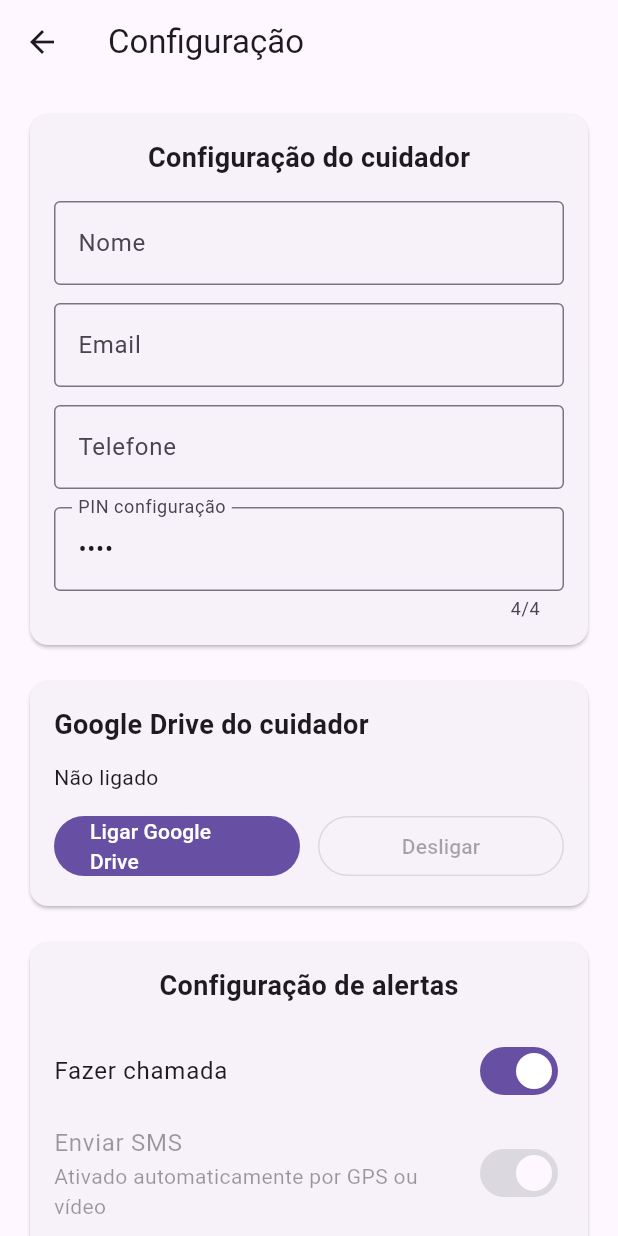
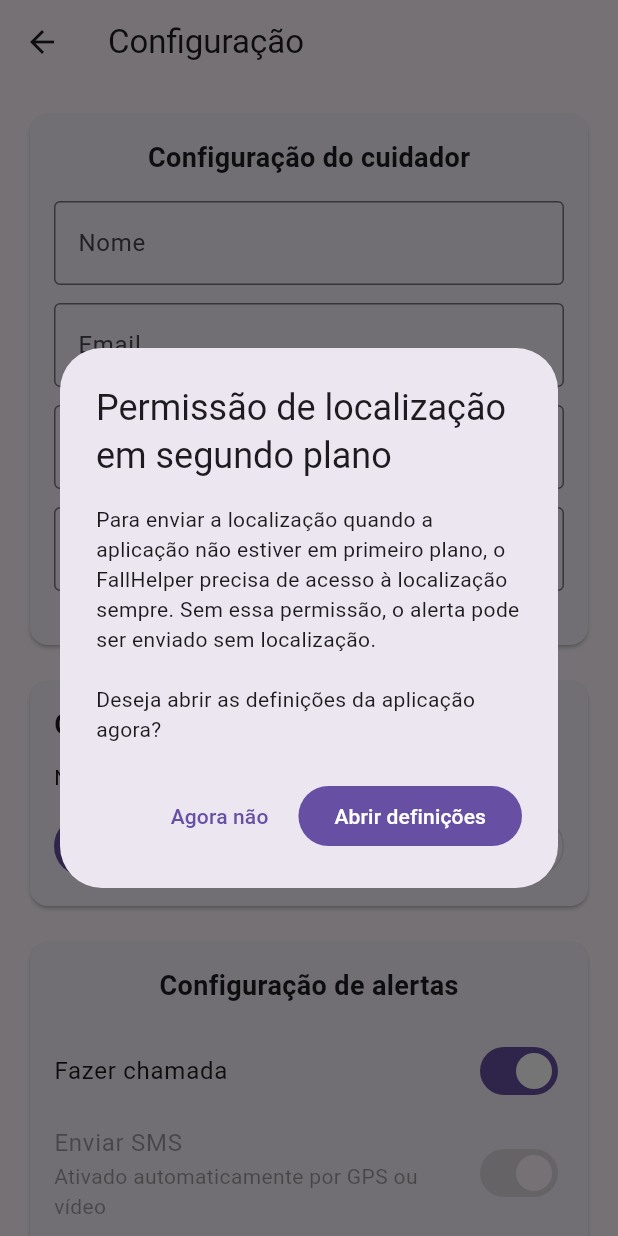
Before and after one commit to c0ntact0/fall_helper, a Flutter app: the SettingsPage screen opened directly with empty values, after a tap on "Enviar localização GPS", on a phone screen of 412 x 824 dp. Run offline on Flutter 3.47's test engine with Material 3 defaults, Android fonts, the phone set to English and light mode, and no system bars; our stand-ins replace camera, flutter_tts, geolocator, google_sign_in, sensors_plus, shared_preferences; missing offline and left inert: light, torch_light; accounts and stored records are empty; statements that could not run were skipped.

Commit message:
permissões localização GPS

```diff
--- a/lib/core/services/location_service.dart
+++ b/lib/core/services/location_service.dart
@@ -1,3 +1,6 @@
+import 'dart:async';
+import 'dart:io';
+
 import 'package:geolocator/geolocator.dart';
 
 class DeviceLocation {
@@ -10,9 +13,34 @@ class DeviceLocation {
       'https://www.google.com/maps/search/?api=1&query=$latitude,$longitude';
 }
 
+enum BackgroundLocationStatus {
+  ready,
+  needsForegroundPermission,
+  needsBackgroundPermission,
+  locationServicesDisabled,
+  deniedForever,
+}
+
 class LocationService {
+  static const Duration _currentLocationTimeout = Duration(seconds: 4);
+
   Future<DeviceLocation> getCurrentLocation() async {
-    final serviceEnabled = await Geolocator.isLocationServiceEnabled();
+    await _ensureForegroundLocationAvailable();
+
+    final Position? position = await _getBestAvailablePosition();
+
+    if (position == null) {
+      throw Exception('Não foi possível obter a localização.');
+    }
+
+    return DeviceLocation(
+      latitude: position.latitude,
+      longitude: position.longitude,
+    );
+  }
+
+  Future<void> _ensureForegroundLocationAvailable() async {
+    final bool serviceEnabled = await Geolocator.isLocationServiceEnabled();
     if (!serviceEnabled) {
       throw Exception('Os serviços de localização estão desligados.');
     }
@@ -30,14 +58,91 @@ class LocationService {
     if (permission == LocationPermission.deniedForever) {
       throw Exception('Permissão de localização negada permanentemente.');
     }
+  }
 
-    final position = await Geolocator.getCurrentPosition(
-      locationSettings: const LocationSettings(accuracy: LocationAccuracy.high),
-    );
+  Future<Position?> _getBestAvailablePosition() async {
+    try {
+      final Position position = await Geolocator.getCurrentPosition(
+        locationSettings: const LocationSettings(
+          accuracy: LocationAccuracy.high,
+        ),
+      ).timeout(_currentLocationTimeout);
 
-    return DeviceLocation(
-      latitude: position.latitude,
-      longitude: position.longitude,
-    );
+      return position;
+    } on TimeoutException {
+      return _getLastKnownPositionSafe();
+    } catch (_) {
+      return _getLastKnownPositionSafe();
+    }
+  }
+
+  Future<Position?> _getLastKnownPositionSafe() async {
+    try {
+      return await Geolocator.getLastKnownPosition();
+    } catch (_) {
+      return null;
+    }
+  }
+
+  Future<BackgroundLocationStatus> ensureBackgroundLocationPermission() async {
+    final bool serviceEnabled = await Geolocator.isLocationServiceEnabled();
+    if (!serviceEnabled) {
+      return BackgroundLocationStatus.locationServicesDisabled;
+    }
+
+    LocationPermission permission = await Geolocator.checkPermission();
+
+    if (permission == LocationPermission.denied) {
+      permission = await Geolocator.requestPermission();
+    }
+
+    if (permission == LocationPermission.denied) {
+      return BackgroundLocationStatus.needsForegroundPermission;
+    }
+
+    if (permission == LocationPermission.deniedForever) {
+      return BackgroundLocationStatus.deniedForever;
+    }
+
+    if (_hasBackgroundLocation(permission)) {
+      return BackgroundLocationStatus.ready;
+    }
+
+    if (Platform.isAndroid) {
+      final LocationPermission secondAttempt =
+          await Geolocator.requestPermission();
+
+      if (_hasBackgroundLocation(secondAttempt)) {
+        return BackgroundLocationStatus.ready;
+      }
+
+      if (secondAttempt == LocationPermission.deniedForever) {
+        return BackgroundLocationStatus.deniedForever;
+      }
+
+      return BackgroundLocationStatus.needsBackgroundPermission;
+    }
+
+    return BackgroundLocationStatus.ready;
+  }
+
+  Future<void> openAppSettings() async {
+    await Geolocator.openAppSettings();
+  }
+
+  Future<void> openLocationSettings() async {
+    await Geolocator.openLocationSettings();
+  }
+
+  Future<LocationPermission> getPermission() async {
+    return Geolocator.checkPermission();
+  }
+
+  Future<bool> isLocationServiceEnabled() async {
+    return Geolocator.isLocationServiceEnabled();
+  }
+
+  bool _hasBackgroundLocation(LocationPermission permission) {
+    return permission == LocationPermission.always;
   }
 }
--- a/lib/features/settings/presentation/pages/settings_page.dart
+++ b/lib/features/settings/presentation/pages/settings_page.dart
@@ -10,6 +10,7 @@ import '../widgets/caregiver_section.dart';
 import '../widgets/user_features_section.dart';
 
 import '../../../../core/logging/app_logger.dart';
+import '../../../../core/services/location_service.dart';
 
 class SettingsPage extends StatefulWidget {
   final LightSensorController? lightSensorController;
@@ -25,15 +26,18 @@ class SettingsPage extends StatefulWidget {
 
   @override
   State<SettingsPage> createState() => _SettingsPageState();
+
 }
 
 class _SettingsPageState extends State<SettingsPage> {
   late final SettingsController _controller;
+  late final LocationService _locationService;
 
   @override
   void initState() {
     super.initState();
 
+    _locationService = LocationService();
     _controller = SettingsController(
       storageService: StorageService(),
       logger: widget.logger!);
@@ -49,6 +53,120 @@ class _SettingsPageState extends State<SettingsPage> {
     widget.caregiverDriveController?.removeListener(_onDriveControllerChanged);
     _controller.dispose();
     super.dispose();
+  }
+
+  Future<void> _ensureBackgroundLocationForAlerts() async {
+    final status = await _locationService.ensureBackgroundLocationPermission();
+
+    if (!mounted) return;
+
+    switch (status) {
+      case BackgroundLocationStatus.ready:
+        return;
+
+      case BackgroundLocationStatus.locationServicesDisabled:
+        ScaffoldMessenger.of(context).showSnackBar(
+          const SnackBar(
+            content: Text(
+              'Os serviços de localização estão desligados. '
+              'Sem isso, o envio da localização pode falhar.',
+            ),
+          ),
+        );
+        await _locationService.openLocationSettings();
+        return;
+
+      case BackgroundLocationStatus.needsForegroundPermission:
+        ScaffoldMessenger.of(context).showSnackBar(
+          const SnackBar(
+            content: Text(
+              'A permissão de localização foi negada. '
+              'Sem localização, o alerta pode ser enviado sem coordenadas.',
+            ),
+          ),
+        );
+        return;
+
+      case BackgroundLocationStatus.needsBackgroundPermission:
+        final bool? openSettings = await showDialog<bool>(
+          context: context,
+          builder: (context) {
+            return AlertDialog(
+              title: const Text('Permissão de localização em segundo plano'),
+              content: const Text(
+                'Para enviar a localização quando a aplicação não estiver em '
+                'primeiro plano, o FallHelper precisa de acesso à localização '
+                'sempre. Sem essa permissão, o alerta pode ser enviado sem '
+                'localização.\n\n'
+                'Deseja abrir as definições da aplicação agora?',
+              ),
+              actions: [
+                TextButton(
+                  onPressed: () => Navigator.of(context).pop(false),
+                  child: const Text('Agora não'),
+                ),
+                FilledButton(
+                  onPressed: () => Navigator.of(context).pop(true),
+                  child: const Text('Abrir definições'),
+                ),
+              ],
+            );
+          },
+        );
+
+        if (openSettings == true) {
+          await _locationService.openAppSettings();
+        } else {
+          ScaffoldMessenger.of(context).showSnackBar(
+            const SnackBar(
+              content: Text(
+                'A aplicação continuará a funcionar, mas poderá não conseguir '
+                'enviar a localização se estiver em segundo plano.',
+              ),
+            ),
+          );
+        }
+        return;
+
+      case BackgroundLocationStatus.deniedForever:
+        final bool? openSettings = await showDialog<bool>(
+          context: context,
+          builder: (context) {
+            return AlertDialog(
+              title: const Text('Permissão negada permanentemente'),
+              content: const Text(
+                'A permissão de localização foi negada permanentemente. '
+                'Para permitir o envio da localização com a app em segundo plano, '
+                'é necessário alterar a permissão nas definições da aplicação.',
+              ),
+              actions: [
+                TextButton(
+                  onPressed: () => Navigator.of(context).pop(false),
+                  child: const Text('Agora não'),
+                ),
+                FilledButton(
+                  onPressed: () => Navigator.of(context).pop(true),
+                  child: const Text('Abrir definições'),
+                ),
+              ],
+            );
+          },
+        );
+
+        if (openSettings == true) {
+          await _locationService.openAppSettings();
+        } else {
+          ScaffoldMessenger.of(context).showSnackBar(
+            const SnackBar(
+              content: Text(
+                'Sem a permissão "sempre", o envio da localização pode falhar '
+                'quando a aplicação não estiver em primeiro plano.',
+              ),
+            ),
+          );
+        }
+        return;
+    }
   }
 
   void _onControllerChanged() {
@@ -215,7 +333,13 @@ class _SettingsPageState extends State<SettingsPage> {
                       isSendSmsForced: _controller.isSendSmsForced,
                       onMakePhoneCallChanged: _controller.setMakePhoneCall,
                       onSendSmsChanged: _controller.setSendSms,
-                      onSendGpsChanged: _controller.setSendGps,
+                      onSendGpsChanged: (value) async {
+                        _controller.setSendGps(value);
+
+                        if (value) {
+                          await _ensureBackgroundLocationForAlerts();
+                        }
+                      },
                       onRecordAndSendVideoChanged:
                           _controller.setRecordAndSendVideo,
                       onCircularRecordingSecondsChanged:
```
Also changed, not shown: 1 other file.
